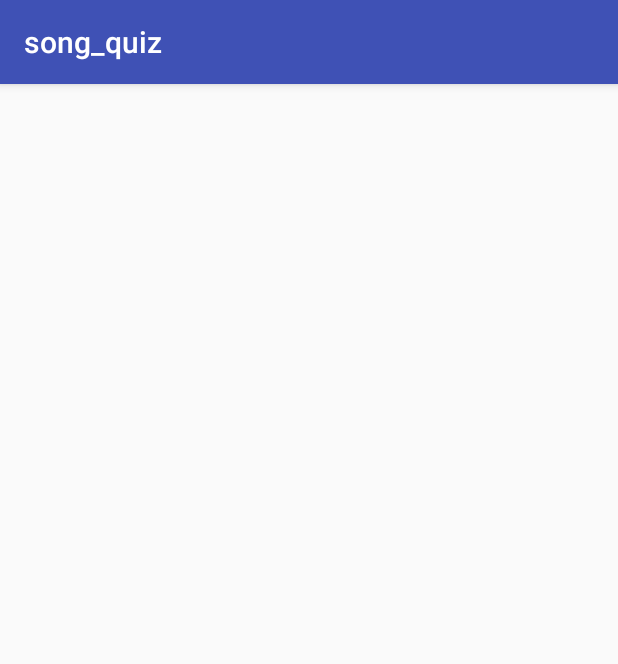
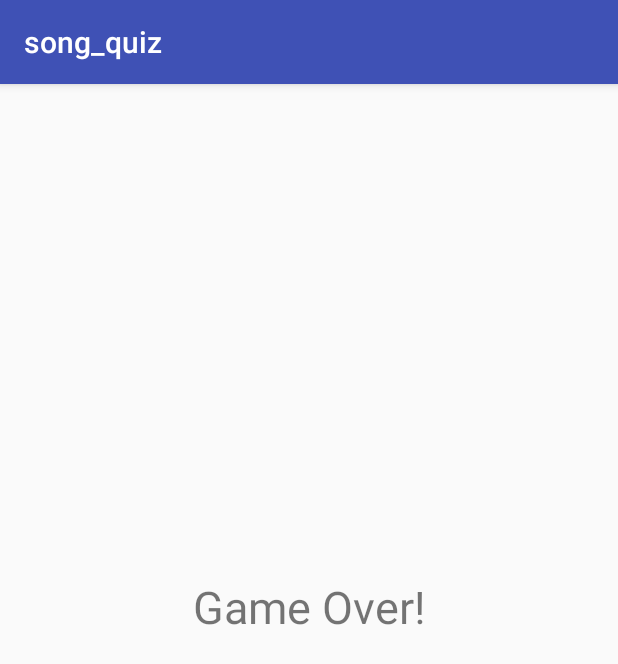
Before and after one commit to Libranner/song_quiz, an Android app: the GameOverActivity screen opened directly, with no data from a screen before it, on a phone screen of 412 x 824 dp. Shown: the top 664 px of the screen. Run offline under Robolectric (Android 15) with nearby library versions, the phone set to English and light mode, and no system bars.

Commit message:
Wiring up game over activity

```diff
--- a/app/src/main/java/es/usj/song_quiz/models/Game.kt
+++ b/app/src/main/java/es/usj/song_quiz/models/Game.kt
@@ -13,7 +13,7 @@ import kotlin.collections.ArrayList
 class Game {
     val startDate: Date
     var finishDate: Date? = null
-    var totalPoints = 0
+    var score = 0
     private var player: MusicPlayer
     val numberOfWrongAnswers = 2
     var gameOver = false
@@ -61,7 +61,7 @@ class Game {
         }
         else {
             //TODO: Contruct real path
-            val path = "$ApiConstants.baseUrl/$filename"
+            val path = "$ApiConstants.BASE_URL/$filename"
             DownloadHandler(directory, ::fileHandler).execute(filename)
         }
     }
@@ -112,7 +112,7 @@ class Game {
             timePoints = Math.round(timePoints * 100.0) / 100.0
         }
 
-        totalPoints += (timePoints * 100).toInt()
+        score += (timePoints * 100).toInt()
     }
 
     fun stop() {
--- a/app/src/main/java/es/usj/song_quiz/services/ApiConstants.kt
+++ b/app/src/main/java/es/usj/song_quiz/services/ApiConstants.kt
@@ -5,6 +5,6 @@ package es.usj.song_quiz.services
  */
 class ApiConstants {
     companion object {
-        const val baseUrl = "https://firebasestorage.googleapis.com/v0/b/test-5596f.appspot.com/o/songs.json?alt=media&token=0469a59a-e0c8-4073-9560-c68f804484b4"
+        const val BASE_URL = "https://firebasestorage.googleapis.com/v0/b/test-5596f.appspot.com/o/songs.json?alt=media&token=0469a59a-e0c8-4073-9560-c68f804484b4"
     }
 }
--- a/app/src/main/res/layout/activity_game_over.xml
+++ b/app/src/main/res/layout/activity_game_over.xml
@@ -6,4 +6,19 @@
     android:layout_height="match_parent"
     tools:context="es.usj.song_quiz.GameOverActivity">
 
+    <TextView
+        android:id="@+id/textView"
+        android:layout_width="wrap_content"
+        android:layout_height="wrap_content"
+        android:layout_marginBottom="80dp"
+        android:layout_marginEnd="8dp"
+        android:layout_marginStart="8dp"
+        android:layout_marginTop="8dp"
+        android:text="@string/game_over"
+        android:textSize="30sp"
+        android:typeface="sans"
+        app:layout_constraintBottom_toBottomOf="parent"
+        app:layout_constraintEnd_toEndOf="parent"
+        app:layout_constraintStart_toStartOf="parent"
+        app:layout_constraintTop_toTopOf="parent" />
 </android.support.constraint.ConstraintLayout>
--- a/app/src/main/res/values/strings.xml
+++ b/app/src/main/res/values/strings.xml
@@ -5,4 +5,5 @@
     <string name="_0_0">0/0</string>
     <string name="_0">0</string>
     <string name="problem_loading">Ha ocurrido un problema cargando las canciones.</string>
+    <string name="game_over">Game Over!</string>
 </resources>
```
Also changed, not shown: app/src/main/java/es/usj/song_quiz/MainActivity.kt (+9 -16 lines), app/src/main/java/es/usj/song_quiz/utilities/Contants.kt (added, +10 -0 lines).
